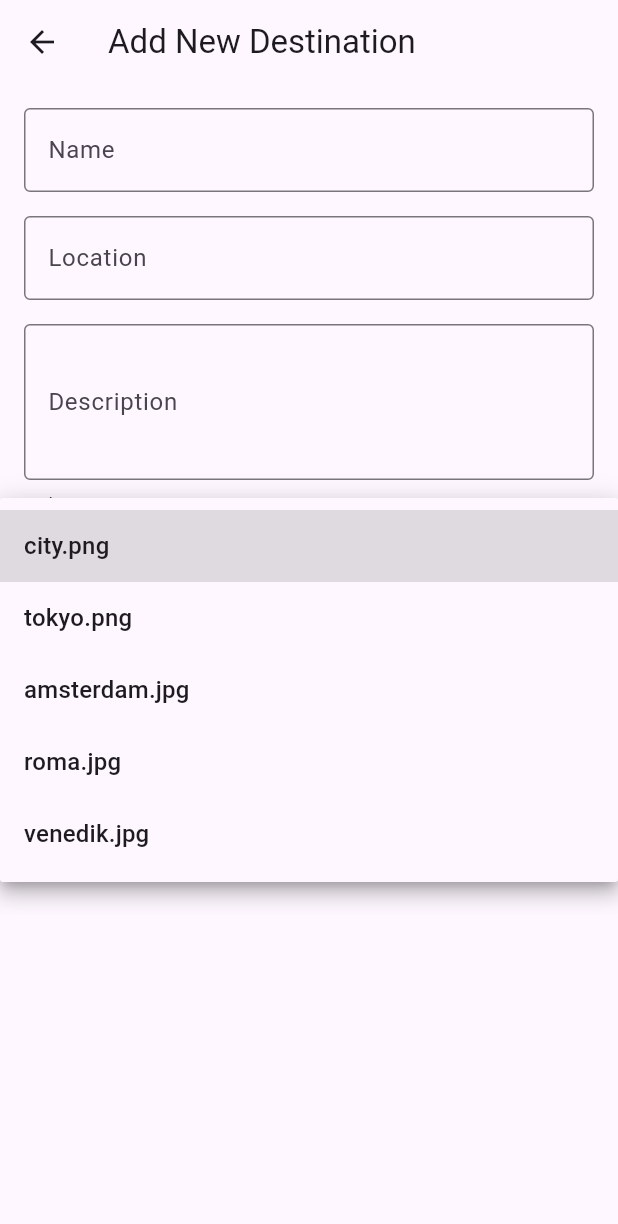
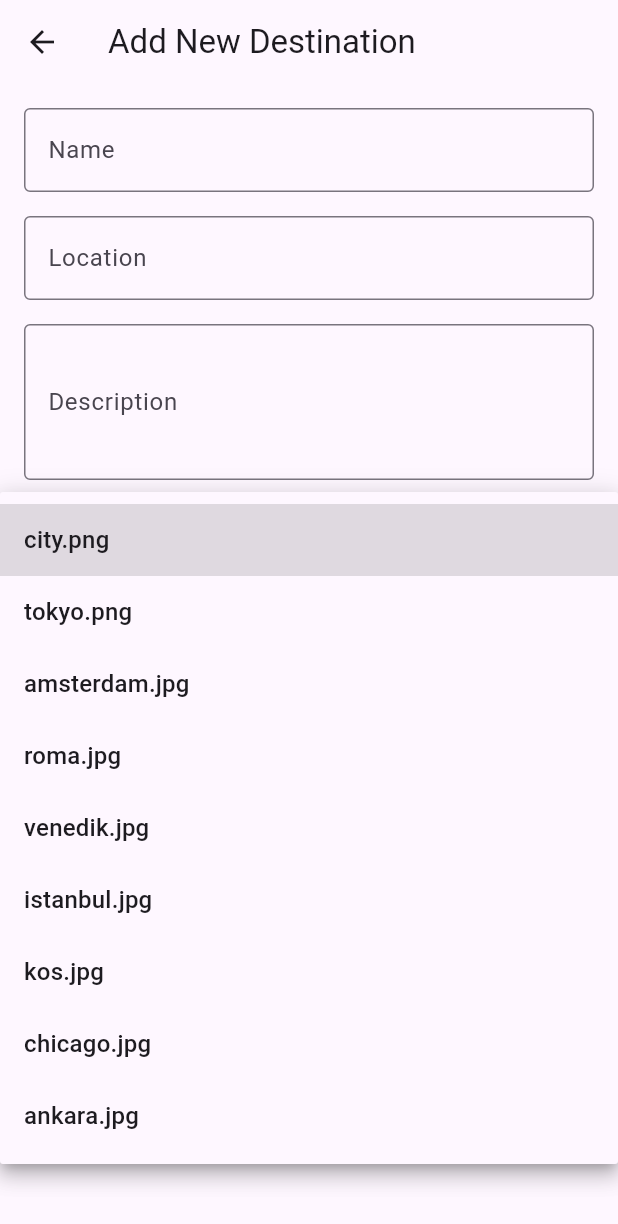
Before and after one commit to eylulaykose/TravelApp, a Flutter app: the AddDestinationScreen screen opened directly, after a tap on "city.png", on a phone screen of 412 x 824 dp. Shown: the top 1224 px of the screen. Run offline on Flutter 3.47's test engine with Material 3 defaults, Android fonts, the phone set to English and light mode, and no system bars; our stand-ins replace google_fonts, shared_preferences; accounts and stored records are empty.

Commit message:
add_destination have been updated

```diff
--- a/lib/screens/add_destination_screen.dart
+++ b/lib/screens/add_destination_screen.dart
@@ -22,6 +22,10 @@ class _AddDestinationScreenState extends State<AddDestinationScreen> {
     'assets/amsterdam.jpg',
     'assets/roma.jpg',
     'assets/venedik.jpg',
+    'assets/istanbul.jpg',
+    'assets/kos.jpg',
+    'assets/chicago.jpg',
+    'assets/ankara.jpg',
   ];
 
   @override
```
Also changed, not shown: assets/ankara.jpeg (added), assets/chicago.jpg (added), assets/kos.jpg (added).
